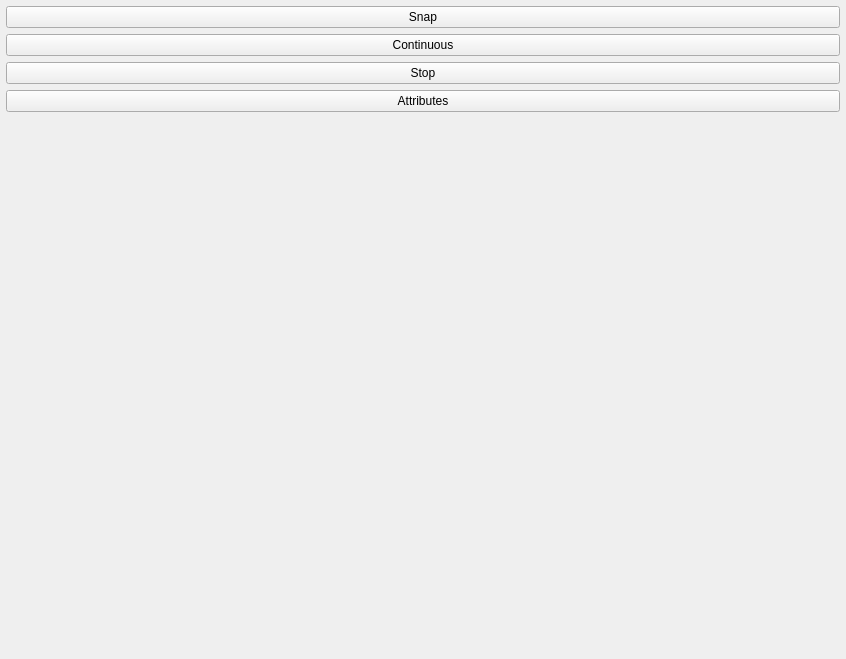
First picture: the form in IMAQdxCamera/blacs_tab.ui, repository labscript-suite/labscript-devices, before the edit.
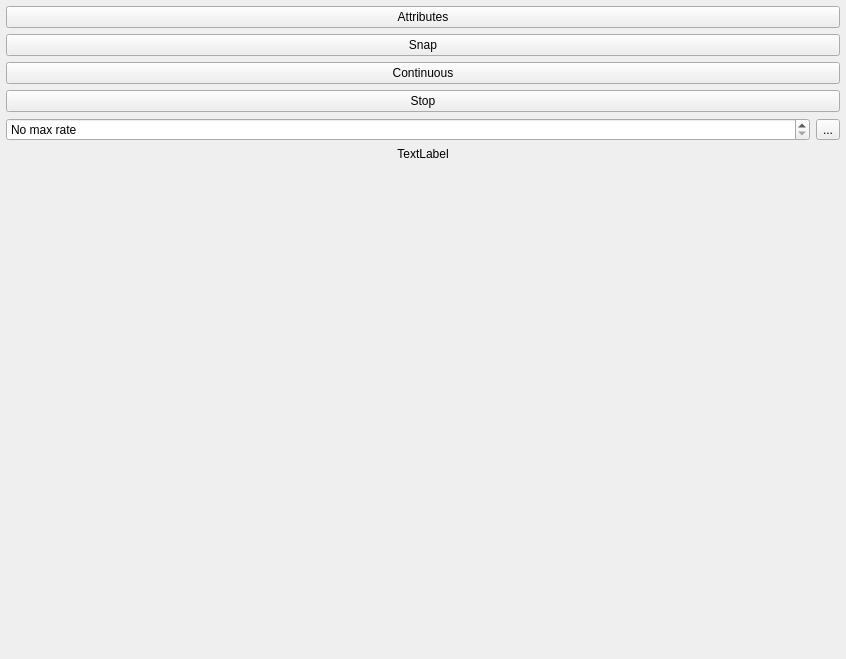
Second picture: the form after the edit. Icons and pictures are not drawn.

Commit message: IMAQdxCamera: Adding more options for controlling frame rate of continuous acquisition.

Diff of the .ui file:
```diff
--- a/IMAQdxCamera/blacs_tab.ui
+++ b/IMAQdxCamera/blacs_tab.ui
@@ -30,6 +30,20 @@
     <layout class="QHBoxLayout" name="horizontalLayout">
      <item>
       <layout class="QVBoxLayout" name="verticalLayout">
+       <item>
+        <widget class="QPushButton" name="pushButton_attributes">
+         <property name="toolTip">
+          <string>View IMAQdx attributes</string>
+         </property>
+         <property name="text">
+          <string>Attributes</string>
+         </property>
+         <property name="icon">
+          <iconset resource="../../../clones/qtutils/qtutils/icons/icons.qrc">
+           <normaloff>:/qtutils/fugue/table-export.png</normaloff>:/qtutils/fugue/table-export.png</iconset>
+         </property>
+        </widget>
+       </item>
        <item>
         <widget class="QPushButton" name="pushButton_snap">
          <property name="toolTip">
@@ -73,16 +87,58 @@
         </widget>
        </item>
        <item>
-        <widget class="QPushButton" name="pushButton_attributes">
-         <property name="toolTip">
-          <string>View IMAQdx attributes</string>
+        <layout class="QHBoxLayout" name="horizontalLayout_3">
+         <property name="topMargin">
+          <number>0</number>
          </property>
+         <item>
+          <widget class="QDoubleSpinBox" name="doubleSpinBox_maxrate">
+           <property name="toolTip">
+            <string>&lt;html&gt;&lt;head/&gt;&lt;body&gt;&lt;p&gt;Maximum frame rate in continuous acquisition mode. Use this to reduce load on the computer during continuous acquisition,otherwise frames are acquired as quickly as possible, which may not be desirable on slower computers.&lt;/p&gt;&lt;/body&gt;&lt;/html&gt;</string>
+           </property>
+           <property name="specialValueText">
+            <string>No max rate</string>
+           </property>
+           <property name="prefix">
+            <string/>
+           </property>
+           <property name="suffix">
+            <string> fps</string>
+           </property>
+           <property name="decimals">
+            <number>1</number>
+           </property>
+           <property name="maximum">
+            <double>9999.000000000000000</double>
+           </property>
+           <property name="value">
+            <double>0.000000000000000</double>
+           </property>
+          </widget>
+         </item>
+         <item>
+          <widget class="QToolButton" name="toolButton_nomax">
+           <property name="toolTip">
+            <string>No max rate</string>
+           </property>
+           <property name="text">
+            <string>...</string>
+           </property>
+           <property name="icon">
+            <iconset resource="../../../clones/qtutils/qtutils/icons/icons.qrc">
+             <normaloff>:/qtutils/fugue/arrow-turn-180-left.png</normaloff>:/qtutils/fugue/arrow-turn-180-left.png</iconset>
+           </property>
+          </widget>
+         </item>
+        </layout>
+       </item>
+       <item>
+        <widget class="QLabel" name="label_fps">
          <property name="text">
-          <string>Attributes</string>
+          <string>TextLabel</string>
          </property>
-         <property name="icon">
-          <iconset resource="../../../clones/qtutils/qtutils/icons/icons.qrc">
-           <normaloff>:/qtutils/fugue/table-export.png</normaloff>:/qtutils/fugue/table-export.png</iconset>
+         <property name="alignment">
+          <set>Qt::AlignCenter</set>
          </property>
         </widget>
        </item>
```
The commit also changes 2 other files.
